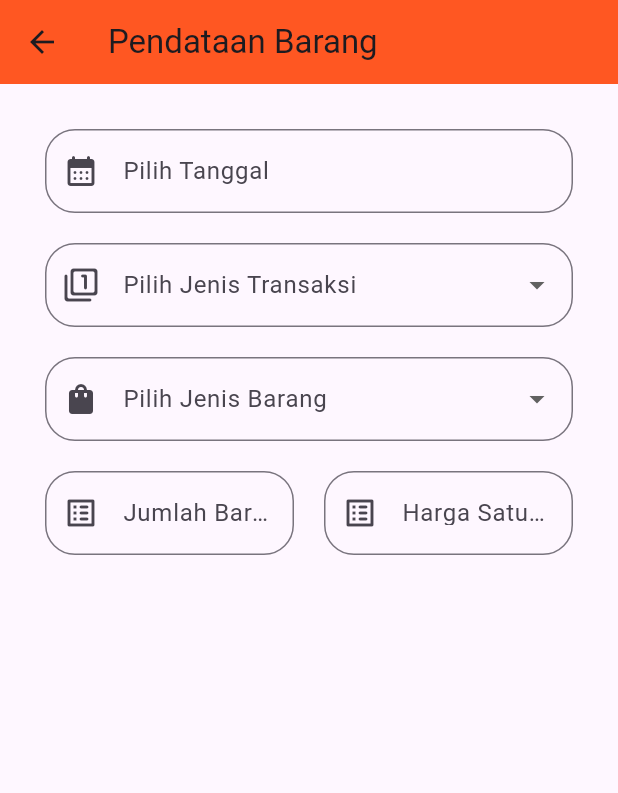
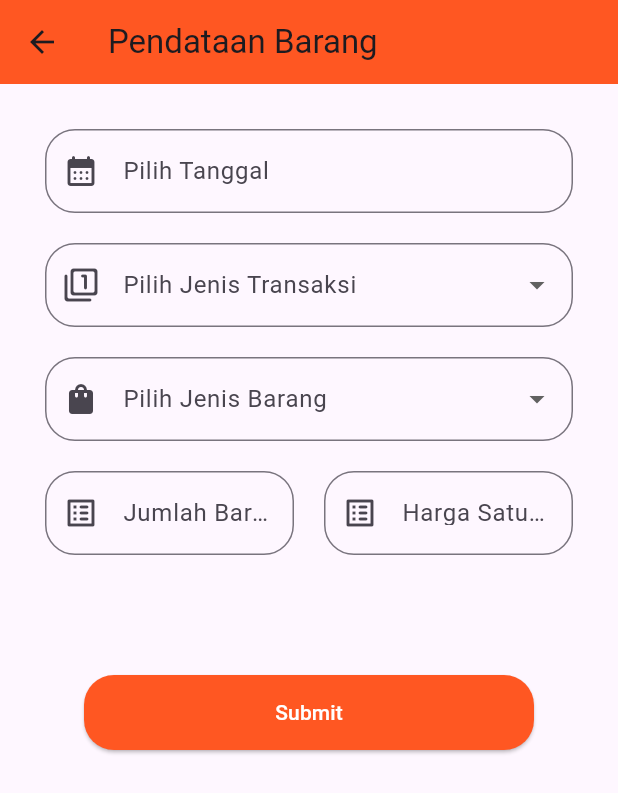
Before and after one commit to iqwa-a/20220140128_ucp1, a Flutter app: the AddBarang screen opened directly, on a phone screen of 412 x 824 dp. Shown: the top 793 px of the screen. Run offline on Flutter 3.47's test engine with Material 3 defaults, Android fonts, the light colour scheme and no system bars.

Commit message:
Barang and Fix Error

```diff
--- a/lib/barang_page.dart
+++ b/lib/barang_page.dart
@@ -1,4 +1,5 @@
 import 'package:flutter/material.dart';
+import 'package:ucp1/detailbarang_page.dart';
 
  class AddBarang extends StatefulWidget {
    const AddBarang({ Key? key }) : super(key: key);
@@ -39,6 +40,7 @@ import 'package:flutter/material.dart';
          backgroundColor: Colors.deepOrange,
        ),
        body: Form(
+        key: _formkey,
          child: SingleChildScrollView(
            padding: const EdgeInsets.all(30.0),
            child: Container(
@@ -201,6 +203,41 @@ import 'package:flutter/material.dart';
                      ),
                    ],
                  ),
+                 const SizedBox(
+                   height: 80,
+                 ),
+                 ElevatedButton(
+                   style: ElevatedButton.styleFrom(
+                         minimumSize: Size(300, 50),
+                         shape: RoundedRectangleBorder(
+                            borderRadius: BorderRadius.circular(20),
+                         ),
+                         backgroundColor: Colors.deepOrange,
+                         foregroundColor: Colors.white,
+                       ),
+                   onPressed: () {
+                   if (_formkey.currentState!.validate()) {
+                    print('Date: ${_dateController.text}');
+                       print('Jenis Transaksi: $_selectedJenisTransaksi');
+                       print('Jenis Barang: $_selectedJenisBarang');
+                       print('Jumlah Barang: ${_jumlahBarangController.text}');
+                       print('Harga Satuan: ${_hargaSatuanController.text}');
+                    Navigator.push(
+                      context,
+                    MaterialPageRoute(
+                     builder: (context) => DetailBarang(
+                     date: _dateController.text,
+                     jenisTransaksi: _selectedJenisTransaksi,
+                     jenisBarang: _selectedJenisBarang,
+                     jumlahBarang: _jumlahBarangController.text,
+                      hargaSatuan: _hargaSatuanController.text,
+                     ),
+                   ),
+                  );
+                 }
+                },
+                 child: const Text('Submit'),
+                 ),
                ],
              ),
            ),
```
